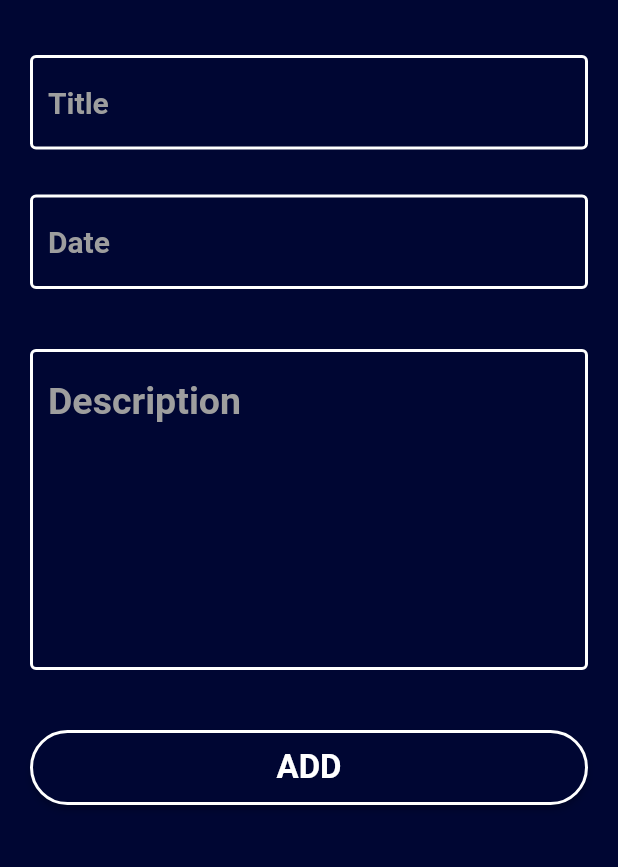
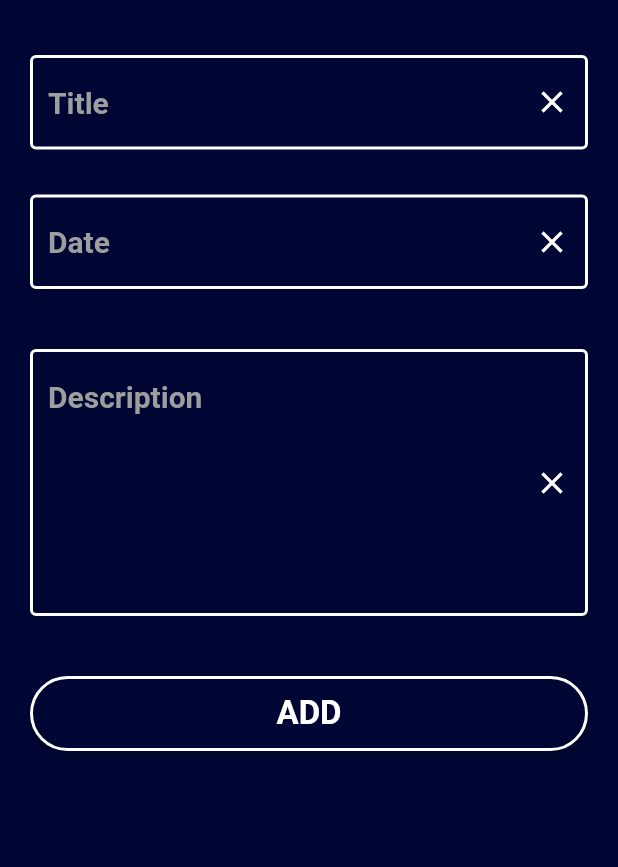
Before and after one commit to AfilAhamed/Note_App_Firebase, a Flutter app: the AddNotesScreen screen opened directly, on a phone screen of 412 x 824 dp, the part 59-926 px from its top. Run offline on Flutter 3.47's test engine with Material 3 defaults, Android fonts, the phone set to English and light mode, and no system bars; our stand-ins replace cloud_firestore, firebase_core, google_fonts; accounts and stored records are empty.

```diff
--- a/lib/controller/crud_controller.dart
+++ b/lib/controller/crud_controller.dart
@@ -17,7 +17,6 @@ class CrudController extends ChangeNotifier {
     CrudServices().addNotesToDb(
         titleController.text, dateController.text, descriptionController.text);
     getNotes();
-
     notifyListeners();
   }
 
--- /dev/null
+++ b/lib/helpers/date.dart
@@ -0,0 +1,3 @@
+import 'package:intl/intl.dart';
+
+String formattedDate = DateFormat.yMEd().format(DateTime.now());
--- a/lib/helpers/styles.dart
+++ b/lib/helpers/styles.dart
@@ -8,14 +8,14 @@ class AppStyles {
 
   //cardsColor
   final List<Color> cardsColor = [
-    Colors.white,
-    Colors.red.shade100,
+    Colors.blue.shade100,
+    Color.fromARGB(255, 137, 243, 190),
     Colors.pink.shade100,
-    Colors.orange.shade100,
     Colors.yellow.shade100,
-    Colors.green.shade100,
-    Colors.blue.shade100,
     Colors.blueGrey.shade100,
+    Color.fromARGB(255, 91, 144, 251),
+    Color.fromARGB(255, 150, 105, 185),
+    Color.fromARGB(255, 254, 199, 116),
   ];
 
   //textStyle
--- a/lib/view/add_screen.dart/add_note_screen.dart
+++ b/lib/view/add_screen.dart/add_note_screen.dart
@@ -23,12 +23,21 @@ class AddNotesScreen extends StatelessWidget {
             controller: addUserProvider.titleController,
             style: const TextStyle(
                 fontSize: 20, fontWeight: FontWeight.bold, color: Colors.white),
-            decoration: const InputDecoration(
-                focusedBorder: OutlineInputBorder(
+            decoration: InputDecoration(
+                suffixIcon: IconButton(
+                  onPressed: () {
+                    addUserProvider.titleController.clear();
+                  },
+                  icon: const Icon(
+                    Icons.clear,
+                    color: Colors.white,
+                  ),
+                ),
+                focusedBorder: const OutlineInputBorder(
                     borderSide: BorderSide(color: Colors.white, width: 2)),
-                enabledBorder: OutlineInputBorder(
+                enabledBorder: const OutlineInputBorder(
                     borderSide: BorderSide(color: Colors.white, width: 2)),
-                hintStyle: TextStyle(color: Colors.grey),
+                hintStyle: const TextStyle(color: Colors.grey),
                 hintText: 'Title'),
           ),
           const SizedBox(
@@ -38,12 +47,21 @@ class AddNotesScreen extends StatelessWidget {
             controller: addUserProvider.dateController,
             style: const TextStyle(
                 fontSize: 20, fontWeight: FontWeight.bold, color: Colors.white),
-            decoration: const InputDecoration(
-                focusedBorder: OutlineInputBorder(
+            decoration: InputDecoration(
+                suffixIcon: IconButton(
+                  onPressed: () {
+                    addUserProvider.dateController.clear();
+                  },
+                  icon: const Icon(
+                    Icons.clear,
+                    color: Colors.white,
+                  ),
+                ),
+                focusedBorder: const OutlineInputBorder(
                     borderSide: BorderSide(color: Colors.white, width: 2)),
-                enabledBorder: OutlineInputBorder(
+                enabledBorder: const OutlineInputBorder(
                     borderSide: BorderSide(color: Colors.white, width: 2)),
-                hintStyle: TextStyle(color: Colors.grey),
+                hintStyle: const TextStyle(color: Colors.grey),
                 hintText: 'Date'),
           ),
           const SizedBox(
@@ -52,14 +70,23 @@ class AddNotesScreen extends StatelessWidget {
           TextFormField(
             controller: addUserProvider.descriptionController,
             style: const TextStyle(
-                fontSize: 25, fontWeight: FontWeight.bold, color: Colors.white),
+                fontSize: 20, fontWeight: FontWeight.bold, color: Colors.white),
             maxLines: 6,
-            decoration: const InputDecoration(
-                focusedBorder: OutlineInputBorder(
+            decoration: InputDecoration(
+                suffixIcon: IconButton(
+                  onPressed: () {
+                    addUserProvider.descriptionController.clear();
+                  },
+                  icon: const Icon(
+                    Icons.clear,
+                    color: Colors.white,
+                  ),
+                ),
+                focusedBorder: const OutlineInputBorder(
                     borderSide: BorderSide(color: Colors.white, width: 2)),
-                enabledBorder: OutlineInputBorder(
+                enabledBorder: const OutlineInputBorder(
                     borderSide: BorderSide(color: Colors.white, width: 2)),
-                hintStyle: TextStyle(color: Colors.grey),
+                hintStyle: const TextStyle(color: Colors.grey),
                 hintText: 'Description'),
           ),
           const SizedBox(
```
Also changed, not shown: lib/view/details_screen/details_screen.dart (added, +33 -0 lines), lib/view/edit_screen.dart/edit_note_screen.dart (+40 -13 lines), lib/view/home_screen/home_screen.dart (+21 -4 lines), pubspec.yaml (+6 -14 lines), pubspec.lock.
